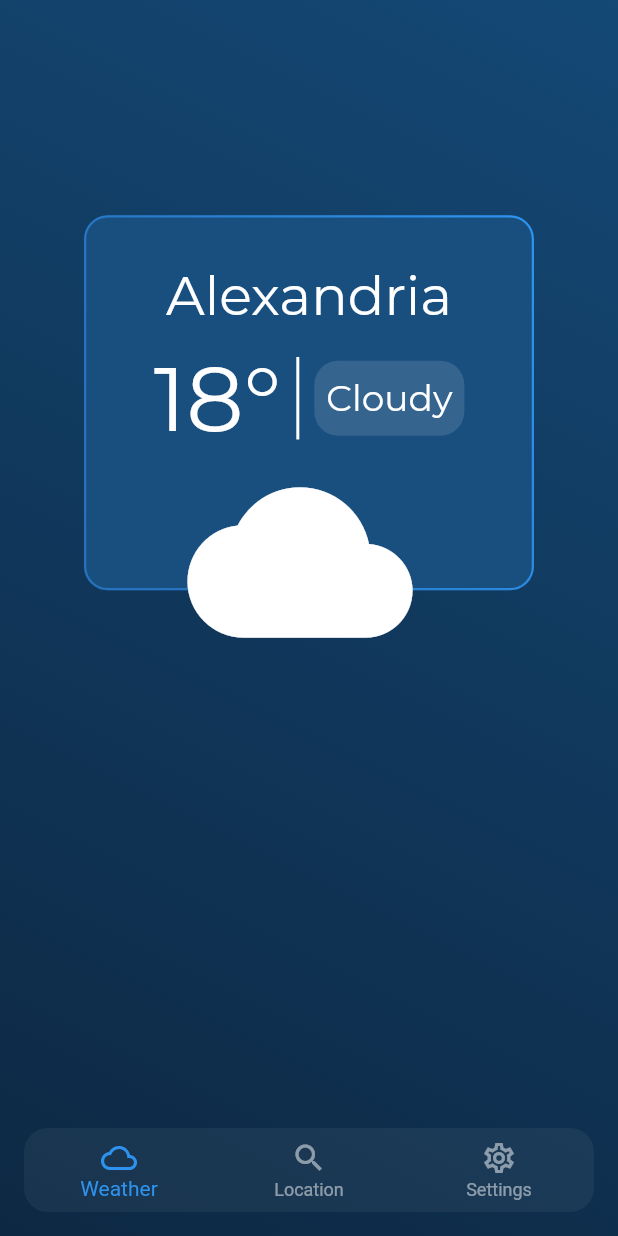
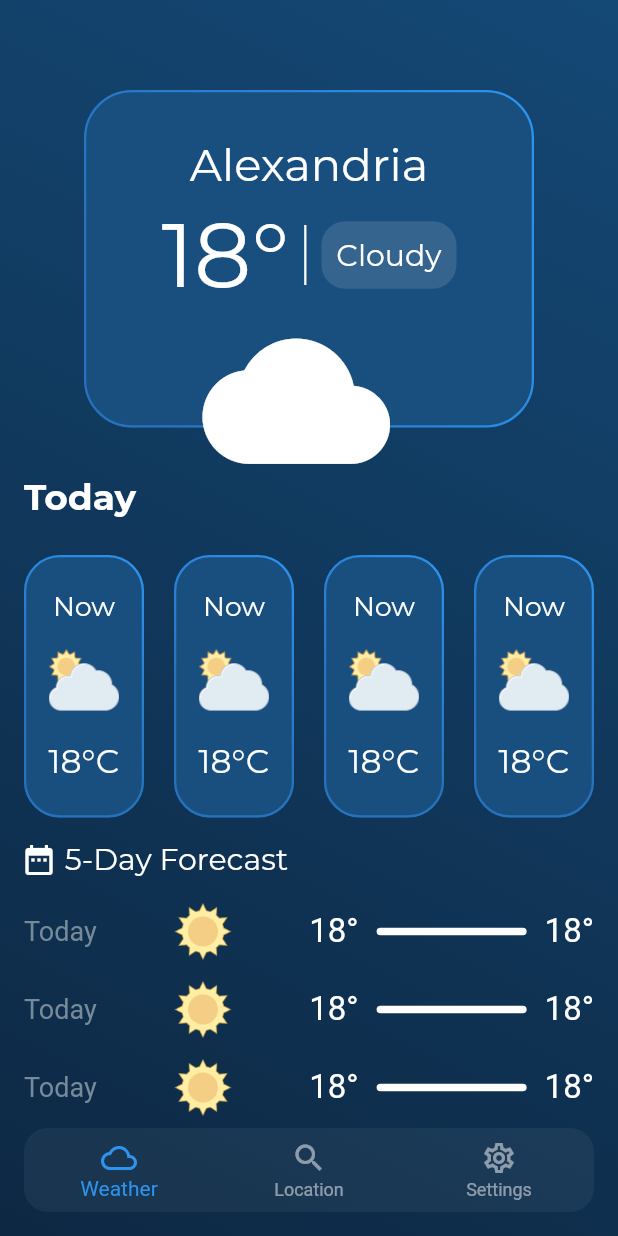
Before and after one commit to Rajab-Alkahef/weather_app, a Flutter app: the screen it shows after launch, on a phone screen of 412 x 824 dp. Run offline on Flutter 3.47's test engine with Material 2 defaults, Android fonts, the phone set to English and light mode, and no system bars; our stand-ins replace blur, dio, font_awesome_flutter, gradient_borders; project files that could hold a hidden picture were left out.

Commit message:
weather page

```diff
--- a/lib/views/weather_view.dart
+++ b/lib/views/weather_view.dart
@@ -1,6 +1,6 @@
 import 'package:flutter/material.dart';
-import 'package:gradient_borders/box_borders/gradient_box_border.dart';
-import 'package:gradient_borders/input_borders/gradient_outline_input_border.dart';
+import 'package:waether_app_n/widgets/main_weather_card.dart';
+import 'package:waether_app_n/widgets/minimum_weather_card.dart';
 
 class WeatherView extends StatelessWidget {
   const WeatherView({super.key});
@@ -13,102 +13,122 @@ class WeatherView extends StatelessWidget {
               begin: Alignment.bottomLeft,
               end: Alignment.topRight,
               colors: [Color(0xff0d2843), Color(0xff144875)])),
-      child: Scaffold(
+      child: const Scaffold(
         resizeToAvoidBottomInset: false,
         backgroundColor: Colors.transparent,
-        body: Stack(
+        body: Column(
+          mainAxisAlignment: MainAxisAlignment.start,
+          crossAxisAlignment: CrossAxisAlignment.start,
           children: [
-            Align(
-              alignment: const Alignment(0, -0.5),
-              child: Container(
-                decoration: BoxDecoration(
-                  borderRadius: BorderRadius.circular(16),
-                  color: const Color(0xff194f7f),
-                  border: gradiantBorder(),
+            SizedBox(
+              height: 60,
             ),
-                height: 250,
-                width: 300,
-                child: Column(
-                  mainAxisAlignment: MainAxisAlignment.start,
-                  children: [
-                    const SizedBox(
-                      height: 30,
-                    ),
-                    const Text(
-                      "Alexandria",
+            MainWeatherCard(),
+            Padding(
+              padding: EdgeInsets.only(top: 32, bottom: 24, left: 16),
+              child: Text(
+                'Today',
                 style: TextStyle(
                     color: Colors.white,
-                          fontSize: 36,
-                          fontFamily: 'Montserrat'),
-                    ),
-                    const SizedBox(
-                      height: 10,
-                    ),
-                    Row(
-                      mainAxisAlignment: MainAxisAlignment.center,
-                      children: [
-                        const Text(
-                          '18°',
-                          style: TextStyle(
-                              color: Colors.white,
-                              fontSize: 60,
-                              fontFamily: 'Montserrat'),
-                        ),
-                        const SizedBox(
-                          width: 10,
-                        ),
-                        Container(height: 55, width: 2, color: Colors.white),
-                        const SizedBox(
-                          width: 10,
-                        ),
-                        Container(
-                          decoration: BoxDecoration(
-                              color: const Color(0xff35648f),
-                              borderRadius: BorderRadius.circular(16)),
-                          width: 100,
-                          height: 50,
-                          child: const Center(
-                            child: Text(
-                              'Cloudy',
-                              style: TextStyle(
-                                  color: Colors.white,
+                    fontSize: 24,
                     fontFamily: 'Montserrat',
-                                  fontSize: 24),
+                    fontWeight: FontWeight.w600),
               ),
             ),
-                        )
-                      ],
-                    )
+            Padding(
+              padding: EdgeInsets.symmetric(horizontal: 16.0),
+              child: Row(
+                mainAxisAlignment: MainAxisAlignment.spaceBetween,
+                children: [
+                  MinimumWeatherCard(),
+                  MinimumWeatherCard(),
+                  MinimumWeatherCard(),
+                  MinimumWeatherCard(),
                 ],
               ),
             ),
+            Padding(
+              padding: EdgeInsets.symmetric(horizontal: 14.0, vertical: 16),
+              child: Row(
+                children: [
+                  Icon(
+                    Icons.date_range,
+                    color: Colors.white,
                   ),
-            const Positioned(
-              top: 300,
-              left: 125,
-              child: Icon(
-                Icons.cloud,
+                  Text(
+                    ' 5-Day Forecast',
+                    style: TextStyle(
                         color: Colors.white,
-                size: 150,
+                        fontSize: 20,
+                        fontFamily: 'Montserrat'),
+                  ),
+                ],
               ),
             ),
+            Padding(
+              padding: EdgeInsets.symmetric(horizontal: 16.0),
+              child: Column(
+                children: [
+                  DayForecast(),
+                  SizedBox(
+                    height: 12,
+                  ),
+                  DayForecast(),
+                  SizedBox(
+                    height: 12,
+                  ),
+                  DayForecast(),
+                ],
+              ),
+            )
           ],
         ),
       ),
     );
   }
+}
 
-  GradientBoxBorder gradiantBorder() {
-    return const GradientBoxBorder(
-      gradient: LinearGradient(
-        begin: Alignment.centerLeft,
-        end: Alignment.topRight,
-        colors: [
-          Color.fromARGB(255, 38, 114, 190),
-          Color.fromARGB(255, 45, 148, 239),
+class DayForecast extends StatelessWidget {
+  const DayForecast({
+    super.key,
+  });
+
+  @override
+  Widget build(BuildContext context) {
+    return Row(
+      mainAxisAlignment: MainAxisAlignment.spaceBetween,
+      children: [
+        const Text(
+          'Today',
+          style: TextStyle(color: Color(0xff768a9a), fontSize: 18),
+        ),
+        Image.asset(
+          'assets/images/clear.png',
+          scale: 2,
+        ),
+        Row(
+          children: [
+            const Text(
+              '18°',
+              style: TextStyle(color: Colors.white, fontSize: 22),
+            ),
+            Padding(
+              padding: const EdgeInsets.symmetric(horizontal: 12.0),
+              child: Container(
+                height: 5,
+                width: 100,
+                decoration: BoxDecoration(
+                    color: Colors.white,
+                    borderRadius: BorderRadius.circular(16)),
+              ),
+            ),
+            const Text(
+              '18°',
+              style: TextStyle(color: Colors.white, fontSize: 22),
+            )
           ],
-      ),
-      width: 1.5,
+        )
+      ],
     );
   }
 }
--- /dev/null
+++ b/lib/widgets/main_weather_card.dart
@@ -0,0 +1,103 @@
+import 'package:flutter/material.dart';
+import 'package:gradient_borders/box_borders/gradient_box_border.dart';
+
+class MainWeatherCard extends StatelessWidget {
+  const MainWeatherCard({super.key});
+
+  @override
+  Widget build(BuildContext context) {
+    return Stack(
+      clipBehavior: Clip.none,
+      children: [
+        Align(
+          alignment: const Alignment(0, -0.5),
+          child: Container(
+            decoration: BoxDecoration(
+              borderRadius: BorderRadius.circular(32),
+              color: const Color(0xff194f7f),
+              border: gradiantBorder(),
+            ),
+            height: 225,
+            width: 300,
+            child: Column(
+              mainAxisAlignment: MainAxisAlignment.start,
+              children: [
+                const SizedBox(
+                  height: 30,
+                ),
+                const Text(
+                  "Alexandria",
+                  style: TextStyle(
+                      color: Colors.white,
+                      fontSize: 30,
+                      fontFamily: 'Montserrat'),
+                ),
+                const SizedBox(
+                  height: 5,
+                ),
+                Row(
+                  mainAxisAlignment: MainAxisAlignment.center,
+                  children: [
+                    const Text(
+                      '18°',
+                      style: TextStyle(
+                          color: Colors.white,
+                          fontSize: 60,
+                          fontFamily: 'Montserrat'),
+                    ),
+                    const SizedBox(
+                      width: 10,
+                    ),
+                    Container(height: 40, width: 1.5, color: Colors.white),
+                    const SizedBox(
+                      width: 10,
+                    ),
+                    Container(
+                      decoration: BoxDecoration(
+                          color: const Color(0xff35648f),
+                          borderRadius: BorderRadius.circular(16)),
+                      width: 90,
+                      height: 45,
+                      child: const Center(
+                        child: Text(
+                          'Cloudy',
+                          style: TextStyle(
+                              color: Colors.white,
+                              fontFamily: 'Montserrat',
+                              fontSize: 20),
+                        ),
+                      ),
+                    )
+                  ],
+                )
+              ],
+            ),
+          ),
+        ),
+        const Positioned(
+          top: 145,
+          left: 135,
+          child: Icon(
+            Icons.cloud,
+            color: Colors.white,
+            size: 125,
+          ),
+        ),
+      ],
+    );
+  }
+
+  GradientBoxBorder gradiantBorder() {
+    return const GradientBoxBorder(
+      gradient: LinearGradient(
+        begin: Alignment.centerLeft,
+        end: Alignment.topRight,
+        colors: [
+          Color.fromARGB(255, 38, 114, 190),
+          Color.fromARGB(255, 45, 148, 239),
+        ],
+      ),
+      width: 1.5,
+    );
+  }
+}
--- /dev/null
+++ b/lib/widgets/minimum_weather_card.dart
@@ -0,0 +1,58 @@
+import 'package:flutter/material.dart';
+import 'package:gradient_borders/box_borders/gradient_box_border.dart';
+
+class MinimumWeatherCard extends StatelessWidget {
+  const MinimumWeatherCard({super.key});
+
+  @override
+  Widget build(BuildContext context) {
+    return Container(
+      decoration: BoxDecoration(
+        borderRadius: BorderRadius.circular(24),
+        color: const Color(0xff194f7f),
+        border: gradiantBorder(),
+      ),
+      height: 175,
+      width: 80,
+      child: Column(
+        mainAxisAlignment: MainAxisAlignment.center,
+        children: [
+          const Text(
+            "Now",
+            style: TextStyle(
+                color: Colors.white, fontSize: 18, fontFamily: 'Montserrat'),
+          ),
+          const SizedBox(
+            height: 16,
+          ),
+          Image.asset(
+            'assets/images/cloudy.png',
+            scale: 1.7,
+          ),
+          const SizedBox(
+            height: 16,
+          ),
+          const Text(
+            '18°C',
+            style: TextStyle(
+                color: Colors.white, fontSize: 22, fontFamily: 'Montserrat'),
+          )
+        ],
+      ),
+    );
+  }
+
+  GradientBoxBorder gradiantBorder() {
+    return const GradientBoxBorder(
+      gradient: LinearGradient(
+        begin: Alignment.centerLeft,
+        end: Alignment.topRight,
+        colors: [
+          Color.fromARGB(255, 38, 114, 190),
+          Color.fromARGB(255, 45, 148, 239),
+        ],
+      ),
+      width: 1.5,
+    );
+  }
+}
```
Lines whose indentation alone changed are shown as unchanged.
